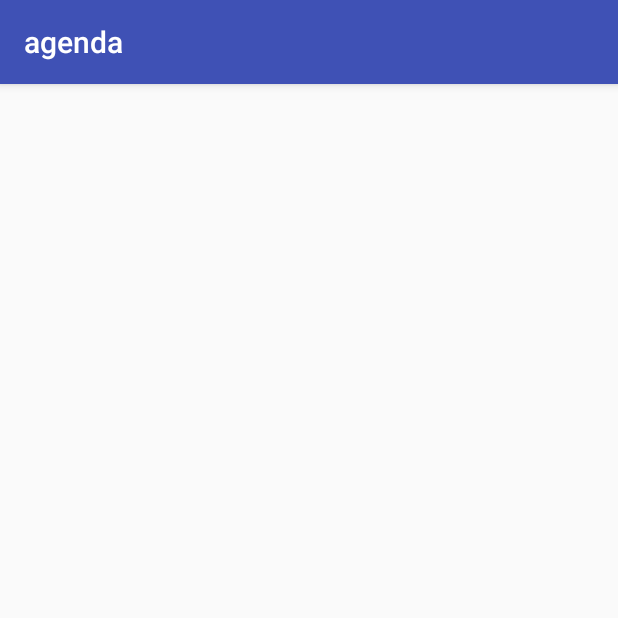
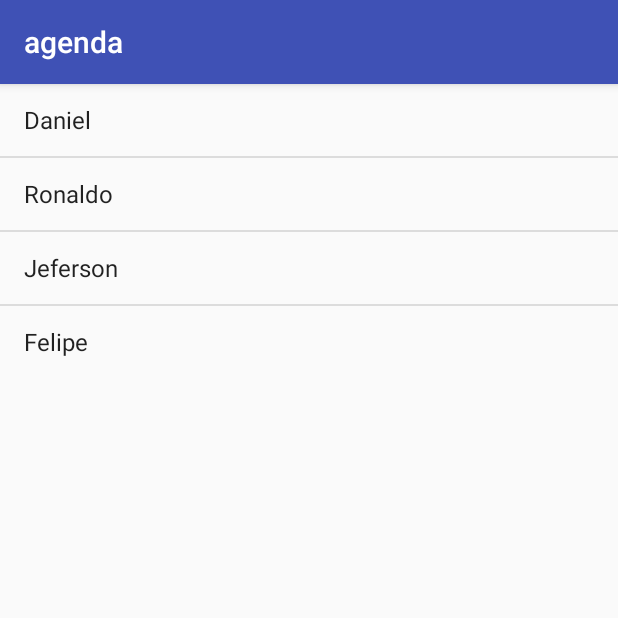
Before and after one commit to nocyamribeiro/android-agenda, an Android app: the screen it shows after launch (ListaAlunosActivity), on a phone screen of 412 x 824 dp, the top half of it. Run offline under Robolectric (Android 15) with nearby library versions, the phone set to English and light mode, and no system bars.

Commit message:
Primeiras aulas

```diff
--- a/app/src/main/java/alura/com/br/agenda/ListaAlunosActivity.java
+++ b/app/src/main/java/alura/com/br/agenda/ListaAlunosActivity.java
@@ -2,6 +2,9 @@ package alura.com.br.agenda;
 
 import android.support.v7.app.AppCompatActivity;
 import android.os.Bundle;
+import android.view.View;
+import android.widget.ArrayAdapter;
+import android.widget.ListView;
 
 public class ListaAlunosActivity extends AppCompatActivity {
 
@@ -9,5 +12,10 @@ public class ListaAlunosActivity extends AppCompatActivity {
     protected void onCreate(Bundle savedInstanceState) {
         super.onCreate(savedInstanceState);
         setContentView(R.layout.activity_lista_alunos);
+
+        String [] alunos = {"Daniel", "Ronaldo", "Jeferson", "Felipe"};
+        ListView listaAlunos = (ListView) findViewById(R.id.lista_alunos);
+        ArrayAdapter<String> adapter = new ArrayAdapter<>(this, android.R.layout.simple_list_item_1, alunos);
+        listaAlunos.setAdapter(adapter);
     }
 }
--- a/app/src/main/res/layout/activity_lista_alunos.xml
+++ b/app/src/main/res/layout/activity_lista_alunos.xml
@@ -8,7 +8,8 @@
 
     <ListView
         android:layout_width="wrap_content"
-        android:layout_height="wrap_content"/>
+        android:layout_height="wrap_content"
+        android:id="@+id/lista_alunos"/>
 
 
 </LinearLayout>
```
